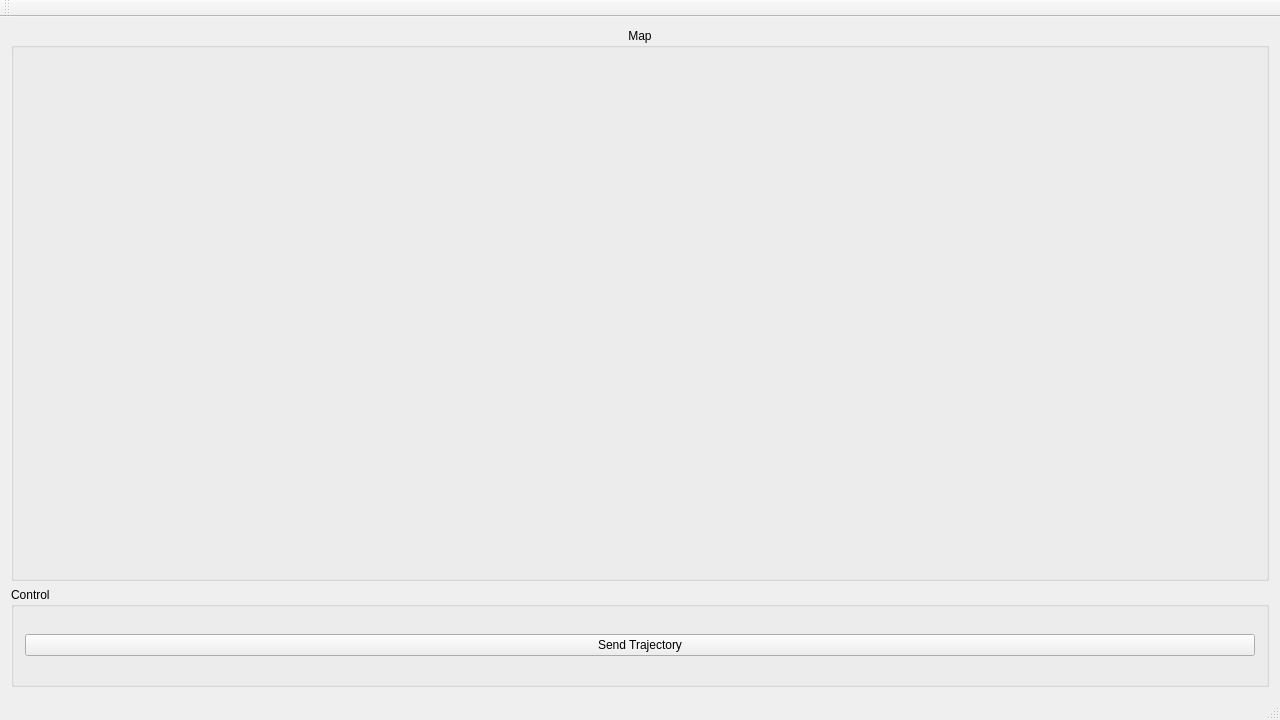
Above: planning/src/gui/mainwindow.ui from rxdu/libxmotion before the change. Below: the same form after it.
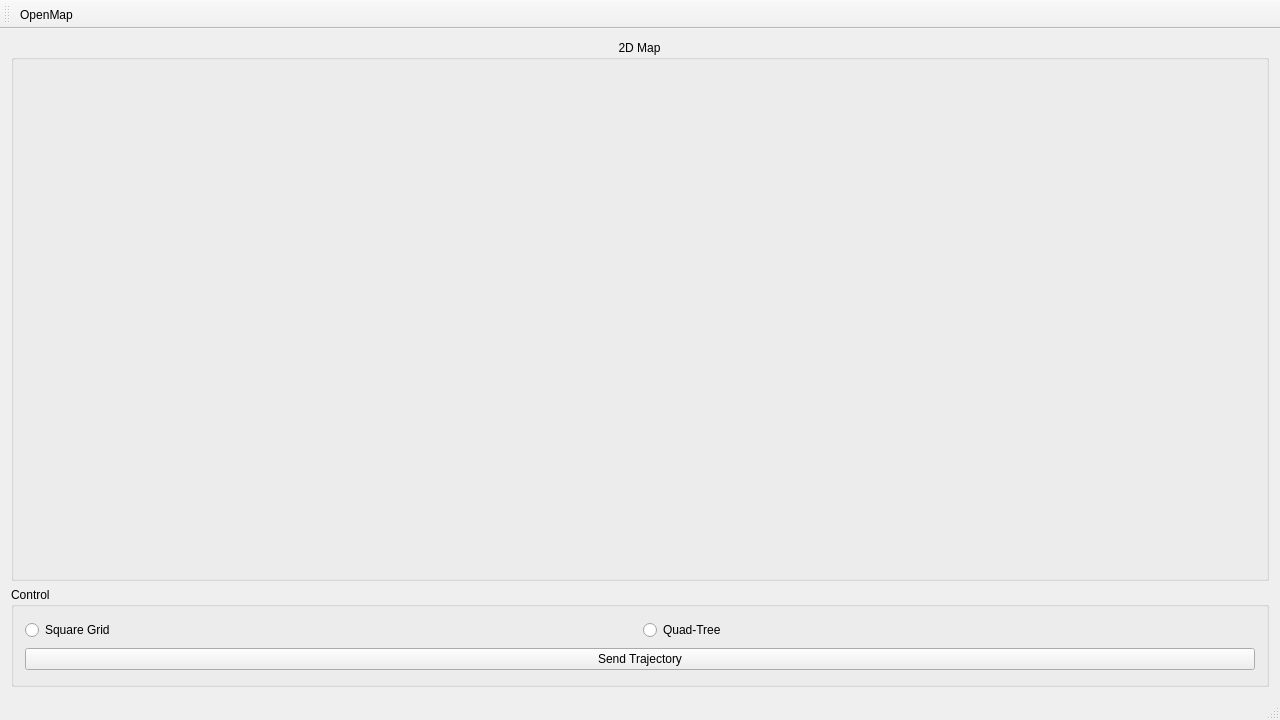
That is the form after the change.

Commit message: updated gui a little, to be continued

What changed in the file:
```diff
--- a/planning/src/gui/mainwindow.ui
+++ b/planning/src/gui/mainwindow.ui
@@ -18,7 +18,7 @@
     <item row="0" column="0" colspan="2">
      <widget class="QGroupBox" name="gbMap">
       <property name="title">
-       <string>Map</string>
+       <string>2D Map</string>
       </property>
       <property name="alignment">
        <set>Qt::AlignHCenter|Qt::AlignTop</set>
@@ -38,7 +38,21 @@
        <string>Control</string>
       </property>
       <layout class="QGridLayout" name="gridLayout_2">
+       <item row="0" column="1">
+        <widget class="QRadioButton" name="radioButton">
+         <property name="text">
+          <string>Quad-Tree</string>
+         </property>
+        </widget>
+       </item>
        <item row="0" column="0">
+        <widget class="QRadioButton" name="radioButton_2">
+         <property name="text">
+          <string>Square Grid</string>
+         </property>
+        </widget>
+       </item>
+       <item row="1" column="0" colspan="2">
         <widget class="QPushButton" name="btnSendTraj">
          <property name="text">
           <string>Send Trajectory</string>
@@ -67,6 +81,7 @@
    <attribute name="toolBarBreak">
     <bool>false</bool>
    </attribute>
+   <addaction name="actionOpenMap"/>
   </widget>
   <widget class="QStatusBar" name="statusBar"/>
   <action name="actionOpenMap">
```
Left out of the diff: 8 changed lines with no effect on the pictures. The commit also changes 6 other files.
